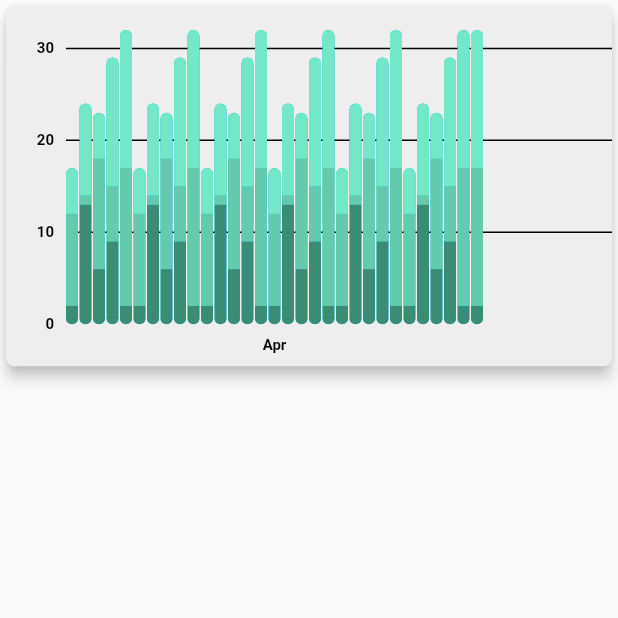
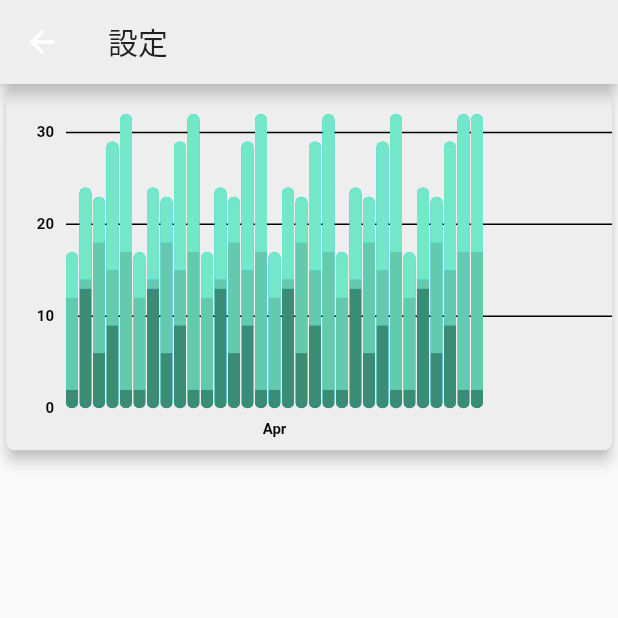
Before and after one commit to syasuki/project_manage, a Flutter app: the screen it shows after launch, item 4 of the bottom bar chosen, after a tap on the "settings" icon, on a phone screen of 412 x 824 dp, the top half of it. Run offline on Flutter 3.47's test engine with Material 2 defaults, Android fonts, the phone set to English and light mode, and no system bars; drawn by our look-alikes of fl_chart; our stand-ins replace awesome_dialog, flutter_hooks, flutter_riverpod, hooks_riverpod, sqflite, state_notifier and 1 more; missing offline and left inert: dart:html; accounts and stored records are empty.

Commit message:
fix appbar

```diff
--- a/lib/base_tab_view.dart
+++ b/lib/base_tab_view.dart
@@ -45,7 +45,7 @@ class BaseTabView extends ConsumerWidget {
         text = "設定";
         break;
       case 'achieve':
-        text = "記録";
+        text = "実績";
         break;
       default:
         text = "設定";
@@ -57,23 +57,7 @@ class BaseTabView extends ConsumerWidget {
   Widget build(BuildContext context, WidgetRef ref) {
     final view = ref.watch(baseTabViewProvider.state);
     return Scaffold(
-      appBar: AppBar(
-        title: Text(getViewName(view.state.name),
-            style: TextStyle(color: Colors.black87)),
-        backgroundColor: Colors.grey[200],
-        actions: <Widget>[
-          IconButton(
-            icon: Icon(
-              Icons.settings,
-              color: Colors.black87,
-            ),
-            onPressed: () =>{
-              Navigator.push(
-                  context, MaterialPageRoute(builder: (context) => const Setting()))
-            },
-          ),
-        ],
-      ),
+
       body: widgets[view.state.index],
       backgroundColor: Colors.grey[200],
       bottomNavigationBar: BottomNavigationBar(
@@ -83,7 +67,7 @@ class BaseTabView extends ConsumerWidget {
           BottomNavigationBarItem(icon: Icon(Icons.list_alt), label: 'リスト'),
           BottomNavigationBarItem(icon: Icon(Icons.home), label: 'ホーム'),
           BottomNavigationBarItem(icon: Icon(Icons.folder), label: '項目'),
-          BottomNavigationBarItem(icon: Icon(Icons.settings), label: '設定')
+          BottomNavigationBarItem(icon: Icon(Icons.analytics), label: '実績')
         ],
         currentIndex: view.state.index,
         onTap: (int index) => view.update((state) => ViewType.values[index]),
--- a/lib/view/home_view.dart
+++ b/lib/view/home_view.dart
@@ -2,6 +2,7 @@ import 'package:flutter/cupertino.dart';
 import 'package:flutter/material.dart';
 import 'package:hooks_riverpod/hooks_riverpod.dart';
 import 'package:intl/intl.dart';
+import 'package:pro_sche/view/setting_view.dart';
 import 'package:pro_sche/view/todo_view.dart';
 import 'package:pro_sche/view/ui/bar_chart.dart';
 
@@ -27,6 +28,23 @@ class Home extends HookConsumerWidget {
       body: GestureDetector(
         onTap: () => FocusScope.of(context).unfocus(),
         child: Scaffold(
+          appBar: AppBar(
+            title: Text("ホーム",
+                style: TextStyle(color: Colors.black87)),
+            backgroundColor: Colors.grey[200],
+            actions: <Widget>[
+              IconButton(
+                icon: Icon(
+                  Icons.settings,
+                  color: Colors.black87,
+                ),
+                onPressed: () =>{
+                  Navigator.push(
+                      context, MaterialPageRoute(builder: (context) => const Setting()))
+                },
+              ),
+            ],
+          ),
           backgroundColor: Colors.grey[200],
           body: Padding(
             padding: EdgeInsets.symmetric(horizontal: 20, vertical: 10),
@@ -42,6 +60,7 @@ class Home extends HookConsumerWidget {
                   child: Container(
                     height: (MediaQuery.of(context).size.width - 41),
                     width: (MediaQuery.of(context).size.width - 41),
+                    alignment: Alignment.center,
                     child: Column(
                         mainAxisAlignment: MainAxisAlignment.start,
                         children: [
@@ -116,7 +135,7 @@ class Home extends HookConsumerWidget {
                                       decoration: BoxDecoration(
                                         color: Colors.red,
                                         borderRadius: BorderRadius.circular(10),
-                                        boxShadow: [
+                                        boxShadow: const [
                                           BoxShadow(
                                             color: Colors.grey, //色
                                             spreadRadius: 1,
@@ -125,10 +144,11 @@ class Home extends HookConsumerWidget {
                                           ),
                                         ],
                                       ),
+                                      alignment: Alignment.center,
                                       child: Column(
                                           mainAxisAlignment:
                                           MainAxisAlignment.spaceEvenly,
-                                          children: [
+                                          children: const [
                                             Text("期間間近タスク",
                                               style: TextStyle(
                                                 fontSize: 14,
@@ -144,7 +164,6 @@ class Home extends HookConsumerWidget {
                                                 fontFamily: 'Helvetica Neue',
                                               ),)
                                           ]),
-                                      alignment: Alignment.center,
                                     ),
                                   ),
                                   Padding(
@@ -158,7 +177,7 @@ class Home extends HookConsumerWidget {
                                       decoration: BoxDecoration(
                                         color: Colors.red,
                                         borderRadius: BorderRadius.circular(10),
-                                        boxShadow: [
+                                        boxShadow: const [
                                           BoxShadow(
                                             color: Colors.grey, //色
                                             spreadRadius: 1,
@@ -167,10 +186,11 @@ class Home extends HookConsumerWidget {
                                           ),
                                         ],
                                       ),
+                                      alignment: Alignment.center,
                                       child: Column(
                                           mainAxisAlignment:
                                               MainAxisAlignment.spaceEvenly,
-                                          children: [
+                                          children: const [
                                             Text("最近動かタスク",
                                               style: TextStyle(
                                                 fontSize: 14,
@@ -186,13 +206,11 @@ class Home extends HookConsumerWidget {
                                                 fontFamily: 'Helvetica Neue',
                                               ),)
                                           ]),
-                                      alignment: Alignment.center,
                                     ),
                                   ),
                                 ]),
                           ),
                         ]),
-                    alignment: Alignment.center,
                   ),
                 ),
                 Row(mainAxisAlignment: MainAxisAlignment.start, children: [
--- a/lib/view/section_view.dart
+++ b/lib/view/section_view.dart
@@ -2,6 +2,7 @@ import 'package:flutter/cupertino.dart';
 import 'package:flutter/material.dart';
 import 'package:hooks_riverpod/hooks_riverpod.dart';
 import 'package:intl/intl.dart';
+import 'package:pro_sche/view/setting_view.dart';
 import 'package:pro_sche/view/todo_view.dart';
 
 class Section extends HookConsumerWidget {
@@ -10,6 +11,11 @@ class Section extends HookConsumerWidget {
   @override
   Widget build(BuildContext context, WidgetRef ref) {
     var outputFormat = DateFormat('yyyy-MM-dd');
+    final _tab = <Tab> [
+      Tab( text:'Car'),
+      Tab( text:'Bicycle'),
+      Tab( text:'Boat'),
+    ];
 
     void onPressedRaisedButton() async {
       final DateTime? picked = await showDatePicker(
@@ -26,47 +32,37 @@ class Section extends HookConsumerWidget {
 
     return  GestureDetector(
         onTap: () => FocusScope.of(context).unfocus(),
+        child: DefaultTabController(
+        length: _tab.length,
         child: Scaffold(
-          body: Scrollbar(
-            child:ListView(
-              padding: const EdgeInsets.symmetric(horizontal: 20, vertical: 40),
-              children: [
-                //const Title(),
-                TextField(
-                  key: addTodoKey,
-                  decoration: const InputDecoration(
-                    labelText: 'What needs to be done?',
-                  ),
-                  onSubmitted: (value) {
-                    //ref.read(todoListProvider.notifier).add(newTodoController.text);
-                    //newTodoController.clear();
-                  },
+          appBar: AppBar(
+            title: Text("項目",
+                style: TextStyle(color: Colors.black87)),
+            backgroundColor: Colors.grey[200],
+            bottom: TabBar(
+              tabs: _tab,
+            ),
+            actions: <Widget>[
+              IconButton(
+                icon: Icon(
+                  Icons.settings,
+                  color: Colors.black87,
                 ),
-                TextButton(
-                  style: TextButton.styleFrom(
-                    primary: Colors.black87,
-                  ),
-                  child: Text(outputFormat.format(ref.watch(dateProvider))),
-                  onPressed: onPressedRaisedButton,
-                ),
-                ElevatedButton(
-                  child: const Text('追加'),
-                  style: ElevatedButton.styleFrom(
-                    primary: Color(0xff9941d8).withOpacity(0.6),
-                    onPrimary: Colors.white,
-                  ),
-                  onPressed: () {
-                    /*
-                  ref.read(todoListProvider.notifier).add(newTodoController.text,ref.watch(dateProvider));
-                  ref.read(calenderListProvider.notifier).get();
-                  newTodoController.clear();
-
-                   */
-                  },
-                ),
-              ],
-            ),
+                onPressed: () =>{
+                  Navigator.push(
+                      context, MaterialPageRoute(builder: (context) => const Setting()))
+                },
+              ),
+            ],
           ),
+          body: TabBarView(
+              children: <Widget> [
+                Text("a"),
+                Text("b"),
+                Text("b"),
+              ]
+          ),
+        ),
         ),
       );
   }
--- a/lib/view/setting_view.dart
+++ b/lib/view/setting_view.dart
@@ -29,6 +29,12 @@ class Setting extends HookConsumerWidget {
       body:GestureDetector(
         onTap: () => FocusScope.of(context).unfocus(),
         child: Scaffold(
+            appBar: AppBar(
+              title: Text("設定",
+                  style: TextStyle(color: Colors.black87)),
+              backgroundColor: Colors.grey[200],
+
+            ),
           body: BarChartSample4()
         ),
       ),);
```
Also changed, not shown: lib/calender_view.dart (+18 -0 lines), lib/view/achieve_view.dart (+18 -0 lines), lib/view/todo_view.dart (+18 -0 lines).
